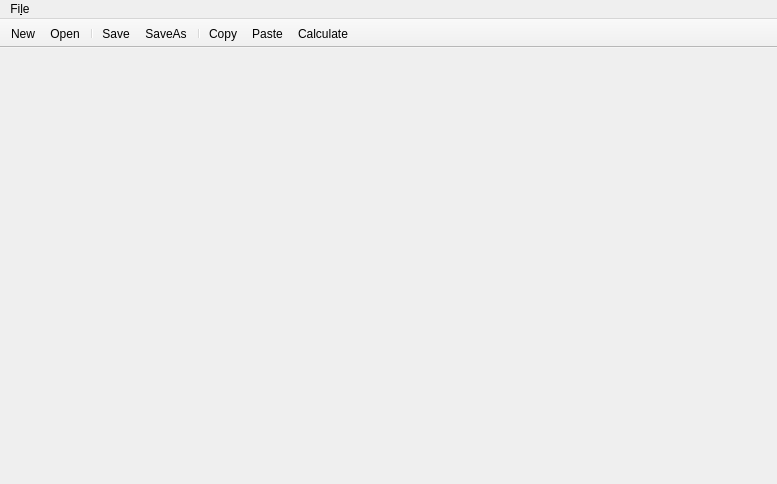
Above: code/src/mainWindow/mainWindow.ui from vladislav06/sigProc before the change. Below: the same form after it.
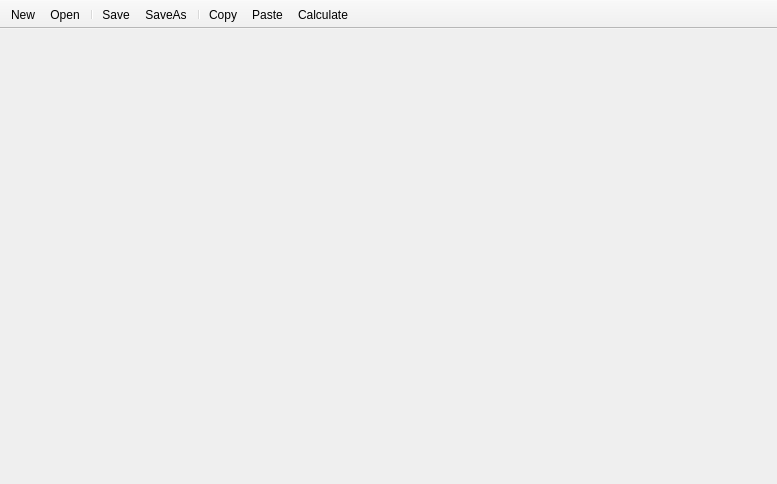
That is the form after the change. Icons and pictures are not drawn.

Patch:
```diff
--- a/code/src/mainWindow/mainWindow.ui
+++ b/code/src/mainWindow/mainWindow.ui
@@ -25,24 +25,6 @@
     </item>
    </layout>
   </widget>
-  <widget class="QMenuBar" name="menubar">
-   <property name="geometry">
-    <rect>
-     <x>0</x>
-     <y>0</y>
-     <width>777</width>
-     <height>30</height>
-    </rect>
-   </property>
-   <widget class="QMenu" name="menuFile">
-    <property name="title">
-     <string>Fi&amp;le</string>
-    </property>
-    <addaction name="actionSave"/>
-    <addaction name="actionOpen"/>
-   </widget>
-   <addaction name="menuFile"/>
-  </widget>
   <widget class="QToolBar" name="toolBar">
    <property name="mouseTracking">
     <bool>false</bool>
```
Left out of the diff: 6 changed lines with no effect on the pictures.
